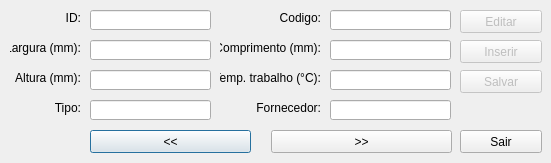
KyryIx/Helena, file windows/windowbobbin.ui: the form before one commit.
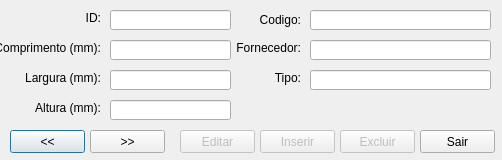
The form after the commit. Icons and pictures are not drawn.

The edit to the form file:
```diff
--- a/windows/windowbobbin.ui
+++ b/windows/windowbobbin.ui
@@ -6,20 +6,20 @@
    <rect>
     <x>0</x>
     <y>0</y>
-    <width>551</width>
-    <height>163</height>
+    <width>502</width>
+    <height>160</height>
    </rect>
   </property>
   <property name="minimumSize">
    <size>
-    <width>551</width>
-    <height>163</height>
+    <width>502</width>
+    <height>160</height>
    </size>
   </property>
   <property name="maximumSize">
    <size>
-    <width>551</width>
-    <height>163</height>
+    <width>502</width>
+    <height>160</height>
    </size>
   </property>
   <property name="windowTitle">
@@ -32,8 +32,8 @@
   <widget class="QLabel" name="label_type">
    <property name="geometry">
     <rect>
-     <x>10</x>
-     <y>100</y>
+     <x>230</x>
+     <y>70</y>
      <width>71</width>
      <height>16</height>
     </rect>
@@ -48,35 +48,19 @@
   <widget class="QLineEdit" name="lineEdit_length">
    <property name="geometry">
     <rect>
-     <x>330</x>
+     <x>110</x>
      <y>40</y>
      <width>121</width>
      <height>20</height>
     </rect>
    </property>
   </widget>
-  <widget class="QLabel" name="label_workTemperature">
-   <property name="geometry">
-    <rect>
-     <x>220</x>
-     <y>70</y>
-     <width>101</width>
-     <height>16</height>
-    </rect>
-   </property>
-   <property name="text">
-    <string>Temp. trabalho (°C):</string>
-   </property>
-   <property name="alignment">
-    <set>Qt::AlignRight|Qt::AlignTrailing|Qt::AlignVCenter</set>
-   </property>
-  </widget>
   <widget class="QLineEdit" name="lineEdit_provider">
    <property name="geometry">
     <rect>
-     <x>330</x>
-     <y>100</y>
-     <width>121</width>
+     <x>310</x>
+     <y>40</y>
+     <width>181</width>
      <height>20</height>
     </rect>
    </property>
@@ -84,19 +68,9 @@
   <widget class="QLineEdit" name="lineEdit_type">
    <property name="geometry">
     <rect>
-     <x>90</x>
-     <y>100</y>
-     <width>121</width>
-     <height>20</height>
-    </rect>
-   </property>
-  </widget>
-  <widget class="QLineEdit" name="lineEdit_workTemperature">
-   <property name="geometry">
-    <rect>
-     <x>330</x>
+     <x>310</x>
      <y>70</y>
-     <width>121</width>
+     <width>181</width>
      <height>20</height>
     </rect>
    </property>
@@ -104,9 +78,9 @@
   <widget class="QLabel" name="label_id">
    <property name="geometry">
     <rect>
-     <x>10</x>
+     <x>0</x>
      <y>10</y>
-     <width>71</width>
+     <width>101</width>
      <height>16</height>
     </rect>
    </property>
@@ -120,8 +94,8 @@
   <widget class="QLineEdit" name="lineEdit_width">
    <property name="geometry">
     <rect>
-     <x>90</x>
-     <y>40</y>
+     <x>110</x>
+     <y>70</y>
      <width>121</width>
      <height>20</height>
     </rect>
@@ -130,9 +104,9 @@
   <widget class="QLineEdit" name="lineEdit_code">
    <property name="geometry">
     <rect>
-     <x>330</x>
+     <x>310</x>
      <y>10</y>
-     <width>121</width>
+     <width>181</width>
      <height>20</height>
     </rect>
    </property>
@@ -140,10 +114,10 @@
   <widget class="QLabel" name="label_code">
    <property name="geometry">
     <rect>
-     <x>220</x>
+     <x>230</x>
      <y>10</y>
-     <width>101</width>
-     <height>16</height>
+     <width>71</width>
+     <height>20</height>
     </rect>
    </property>
    <property name="text">
@@ -156,9 +130,9 @@
   <widget class="QLabel" name="label_provider">
    <property name="geometry">
     <rect>
-     <x>220</x>
-     <y>100</y>
-     <width>101</width>
+     <x>230</x>
+     <y>40</y>
+     <width>71</width>
      <height>16</height>
     </rect>
    </property>
@@ -172,9 +146,9 @@
   <widget class="QLabel" name="label_height">
    <property name="geometry">
     <rect>
-     <x>10</x>
-     <y>70</y>
-     <width>71</width>
+     <x>0</x>
+     <y>100</y>
+     <width>101</width>
      <height>16</height>
     </rect>
    </property>
@@ -188,8 +162,8 @@
   <widget class="QLineEdit" name="lineEdit_height">
    <property name="geometry">
     <rect>
-     <x>90</x>
-     <y>70</y>
+     <x>110</x>
+     <y>100</y>
      <width>121</width>
      <height>20</height>
     </rect>
@@ -198,7 +172,7 @@
   <widget class="QLineEdit" name="lineEdit_id">
    <property name="geometry">
     <rect>
-     <x>90</x>
+     <x>110</x>
      <y>10</y>
      <width>121</width>
      <height>20</height>
@@ -211,7 +185,7 @@
   <widget class="QLabel" name="label_length">
    <property name="geometry">
     <rect>
-     <x>220</x>
+     <x>0</x>
      <y>40</y>
      <width>101</width>
      <height>16</height>
@@ -227,9 +201,9 @@
   <widget class="QLabel" name="label_width">
    <property name="geometry">
     <rect>
-     <x>10</x>
-     <y>40</y>
-     <width>71</width>
+     <x>0</x>
+     <y>70</y>
+     <width>101</width>
      <height>16</height>
     </rect>
    </property>
@@ -243,9 +217,9 @@
   <widget class="QPushButton" name="pushButton_before">
    <property name="geometry">
     <rect>
-     <x>90</x>
+     <x>10</x>
      <y>130</y>
-     <width>161</width>
+     <width>75</width>
      <height>23</height>
     </rect>
    </property>
@@ -256,9 +230,9 @@
   <widget class="QPushButton" name="pushButton_after">
    <property name="geometry">
     <rect>
-     <x>271</x>
+     <x>90</x>
      <y>130</y>
-     <width>181</width>
+     <width>75</width>
      <height>23</height>
     </rect>
    </property>
@@ -269,9 +243,9 @@
   <widget class="QPushButton" name="pushButton_exit">
    <property name="geometry">
     <rect>
-     <x>460</x>
+     <x>420</x>
      <y>130</y>
-     <width>82</width>
+     <width>75</width>
      <height>23</height>
     </rect>
    </property>
@@ -285,9 +259,9 @@
    </property>
    <property name="geometry">
     <rect>
-     <x>460</x>
-     <y>10</y>
-     <width>82</width>
+     <x>180</x>
+     <y>130</y>
+     <width>75</width>
      <height>23</height>
     </rect>
    </property>
@@ -301,9 +275,9 @@
    </property>
    <property name="geometry">
     <rect>
-     <x>460</x>
-     <y>40</y>
-     <width>82</width>
+     <x>260</x>
+     <y>130</y>
+     <width>75</width>
      <height>23</height>
     </rect>
    </property>
@@ -317,14 +291,14 @@
    </property>
    <property name="geometry">
     <rect>
-     <x>460</x>
-     <y>70</y>
-     <width>82</width>
+     <x>340</x>
+     <y>130</y>
+     <width>75</width>
      <height>23</height>
     </rect>
    </property>
    <property name="text">
-    <string>Salvar</string>
+    <string>Excluir</string>
    </property>
   </widget>
  </widget>
```
